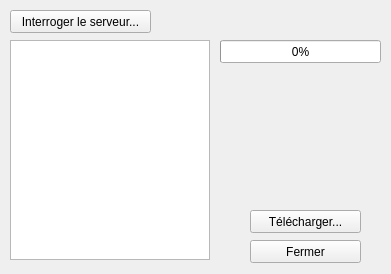
Old version of the form src/interface/telecharger.ui in the repository mconsidine/previsat_archive.
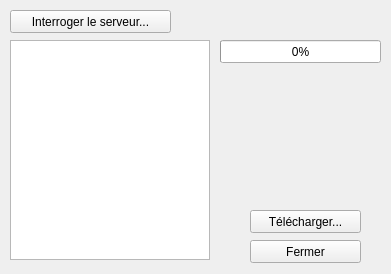
New version of the form. Icons and pictures are not drawn.

What changed in the file:
```diff
--- a/src/interface/telecharger.ui
+++ b/src/interface/telecharger.ui
@@ -44,7 +44,7 @@
      <rect>
       <x>10</x>
       <y>10</y>
-      <width>141</width>
+      <width>161</width>
       <height>23</height>
      </rect>
     </property>
```
